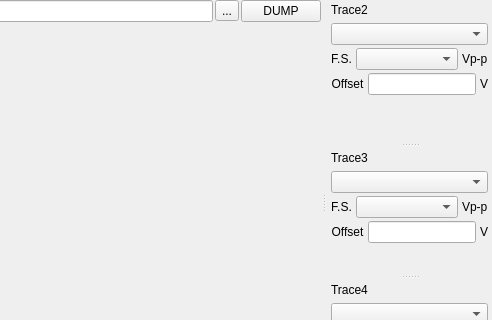
northriv/KAME, file modules/dso/core/dsoform.ui: the form before one commit; both pictures show x 317 to 809 and y 0 to 320 of the 809 by 523 pixel window.
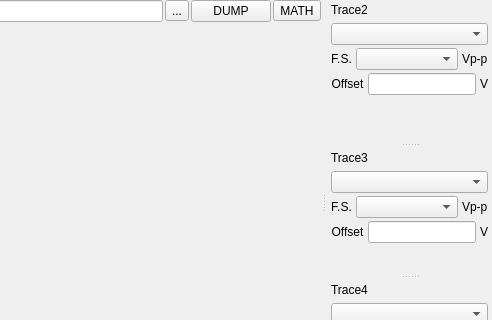
The form after the commit. Custom widgets are drawn as their Qt base class.

Commit message:
dso: add MathTool support
Add MATH button to dsoform.ui and pass it along with meas/driver to
XWaveNGraph, matching the pattern used in NetworkAnalyzer and NMRPulse.
XWaveNGraph automatically creates XGraph1DMathToolList per plot and
connects the button via XQGraph1DMathToolConnector.

What changed in the file:
```diff
--- a/modules/dso/core/dsoform.ui
+++ b/modules/dso/core/dsoform.ui
@@ -58,6 +58,13 @@
         </property>
        </widget>
       </item>
+      <item>
+       <widget class="QToolButton" name="m_tbMath">
+        <property name="text">
+         <string>MATH</string>
+        </property>
+       </widget>
+      </item>
      </layout>
     </item>
     <item row="1" column="0">
```
Left out of the diff: 1 changed line with no effect on the pictures. The commit also changes 1 other file.
